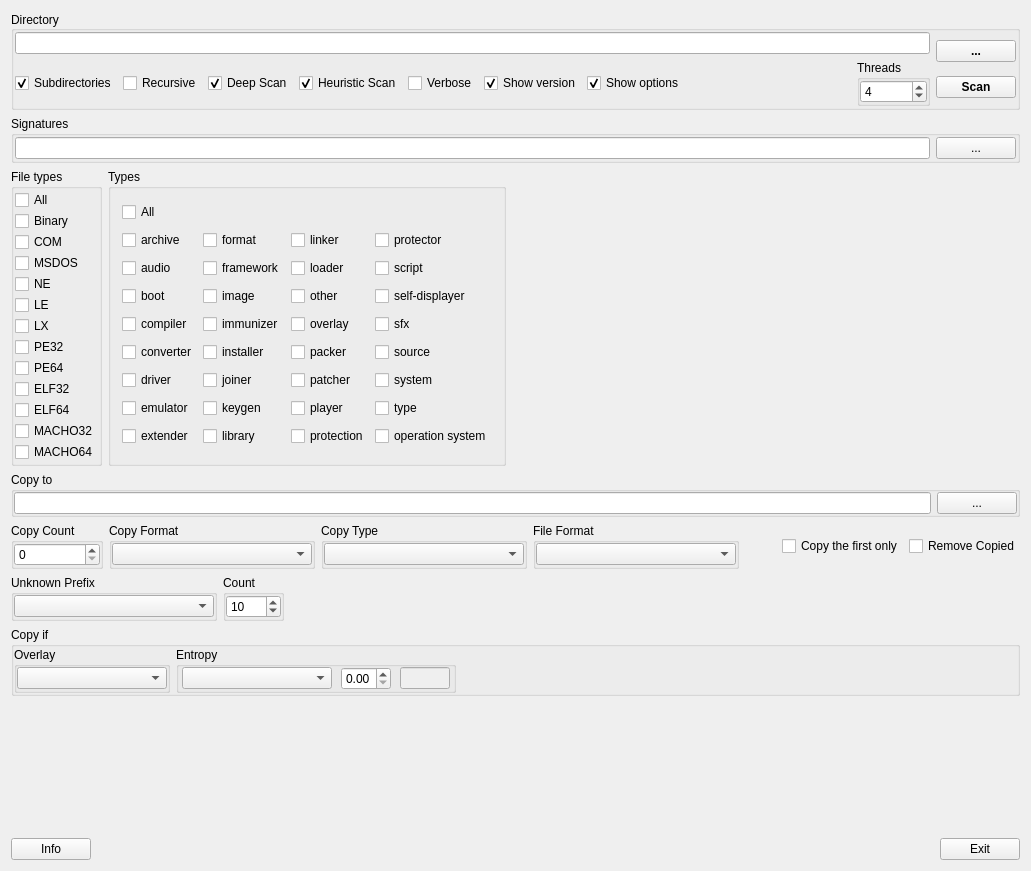
The window that gui_source/guimainwindow.ui (horsicq/DIE-sort) describes before a commit, drawn with Qt 5.
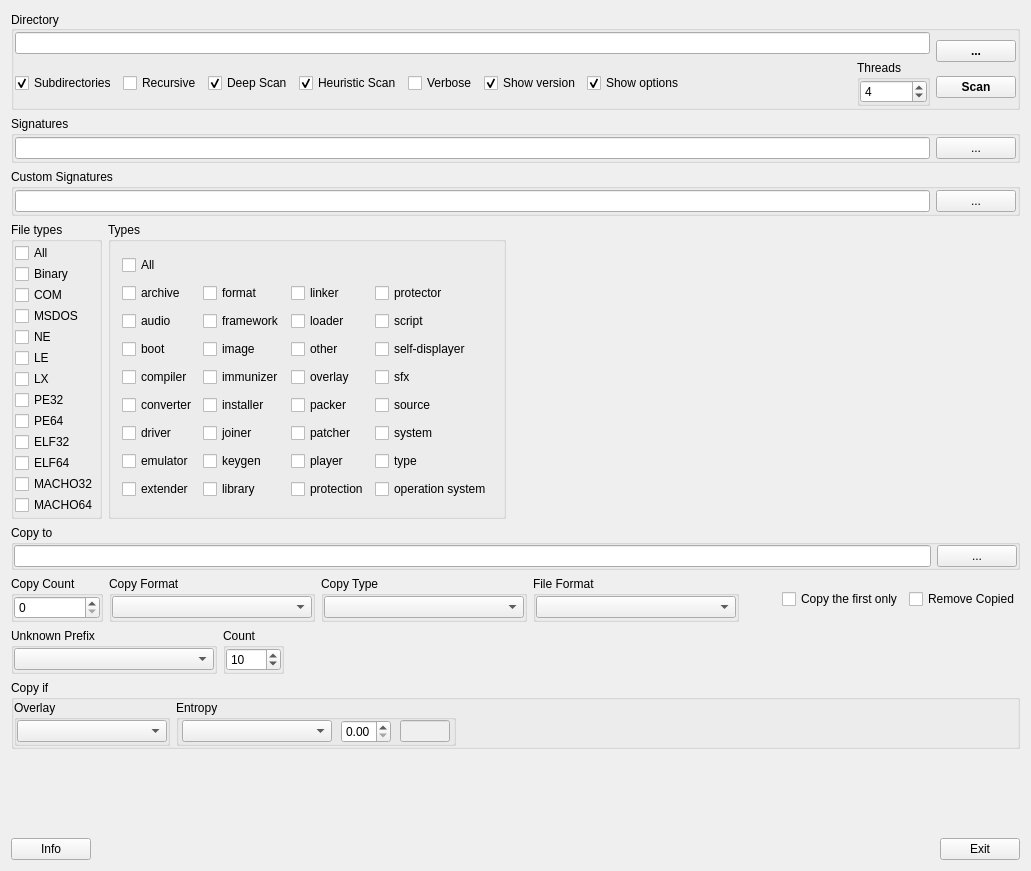
The same window after the commit.

```diff
--- a/gui_source/guimainwindow.ui
+++ b/gui_source/guimainwindow.ui
@@ -233,6 +233,41 @@
       </layout>
      </widget>
     </item>
+    <item>
+     <widget class="QGroupBox" name="groupBoxSignaturesCustom">
+      <property name="title">
+       <string>Custom Signatures</string>
+      </property>
+      <layout class="QHBoxLayout" name="horizontalLayout_13">
+       <property name="leftMargin">
+        <number>1</number>
+       </property>
+       <property name="topMargin">
+        <number>1</number>
+       </property>
+       <property name="rightMargin">
+        <number>1</number>
+       </property>
+       <property name="bottomMargin">
+        <number>1</number>
+       </property>
+       <item>
+        <layout class="QHBoxLayout" name="horizontalLayout_14">
+         <item>
+          <widget class="QLineEdit" name="lineEditSignaturesCustom"/>
+         </item>
+         <item>
+          <widget class="QPushButton" name="pushButtonSignaturesCustom">
+           <property name="text">
+            <string>...</string>
+           </property>
+          </widget>
+         </item>
+        </layout>
+       </item>
+      </layout>
+     </widget>
+    </item>
     <item>
      <layout class="QHBoxLayout" name="horizontalLayout_6">
       <item>
```
